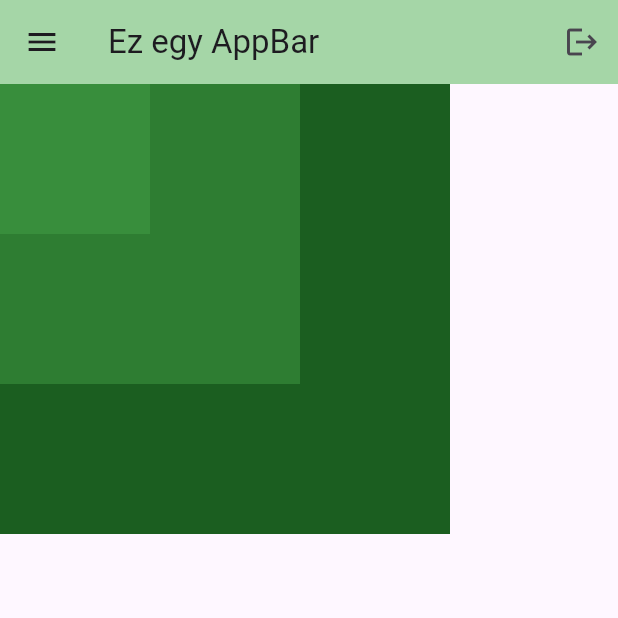
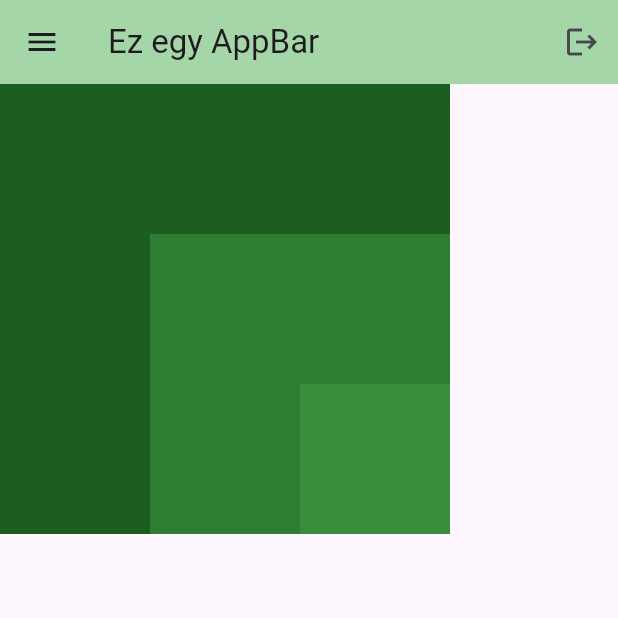
Before and after one commit to dajkagabi/Flutter-2024, a Flutter app: the screen it shows after launch, on a phone screen of 412 x 824 dp, the top half of it. Run offline on Flutter 3.47's test engine with Material 3 defaults, Android fonts, the phone set to English and light mode, and no system bars.

Commit message:
Stack rétegezés, irány

```diff
--- a/lib/main.dart
+++ b/lib/main.dart
@@ -37,6 +37,7 @@ class MyApp extends StatelessWidget {
             actions: [IconButton(onPressed: () {}, icon: Icon(Icons.logout))],
           ),
           body: Stack(
+            alignment: Alignment.bottomRight,
             children: [
               //nagy box
               Container(
```
